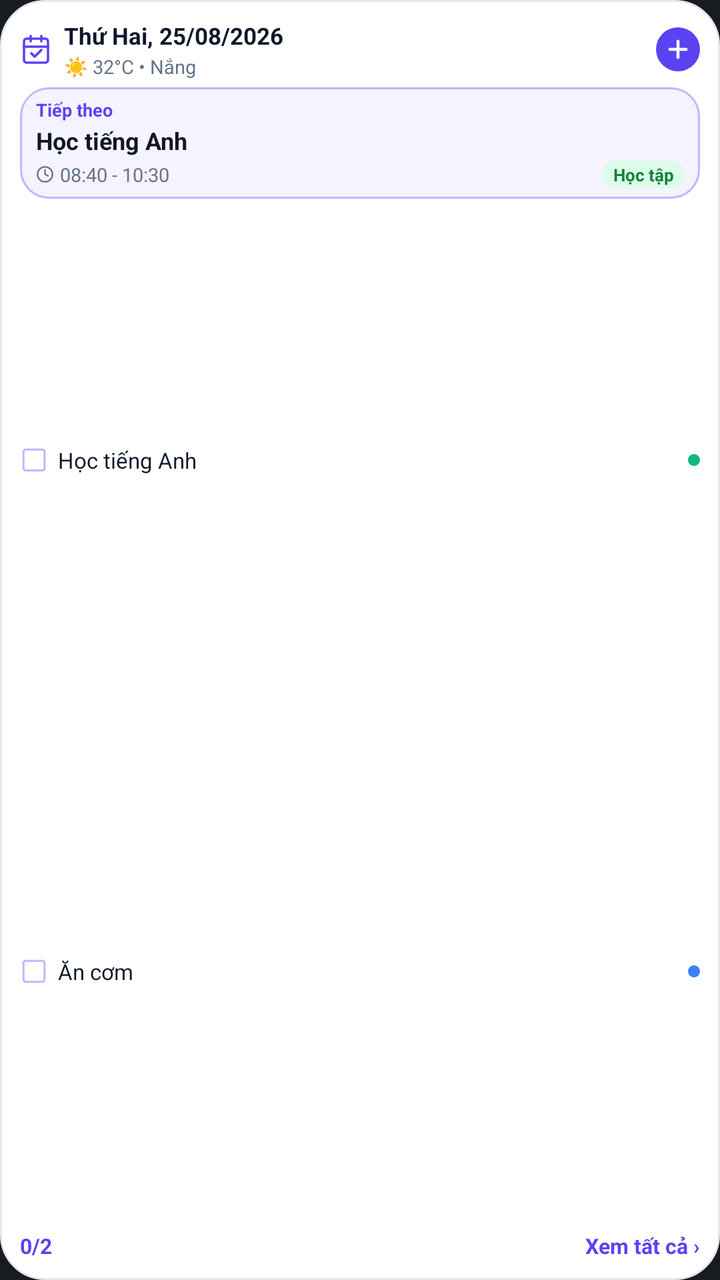
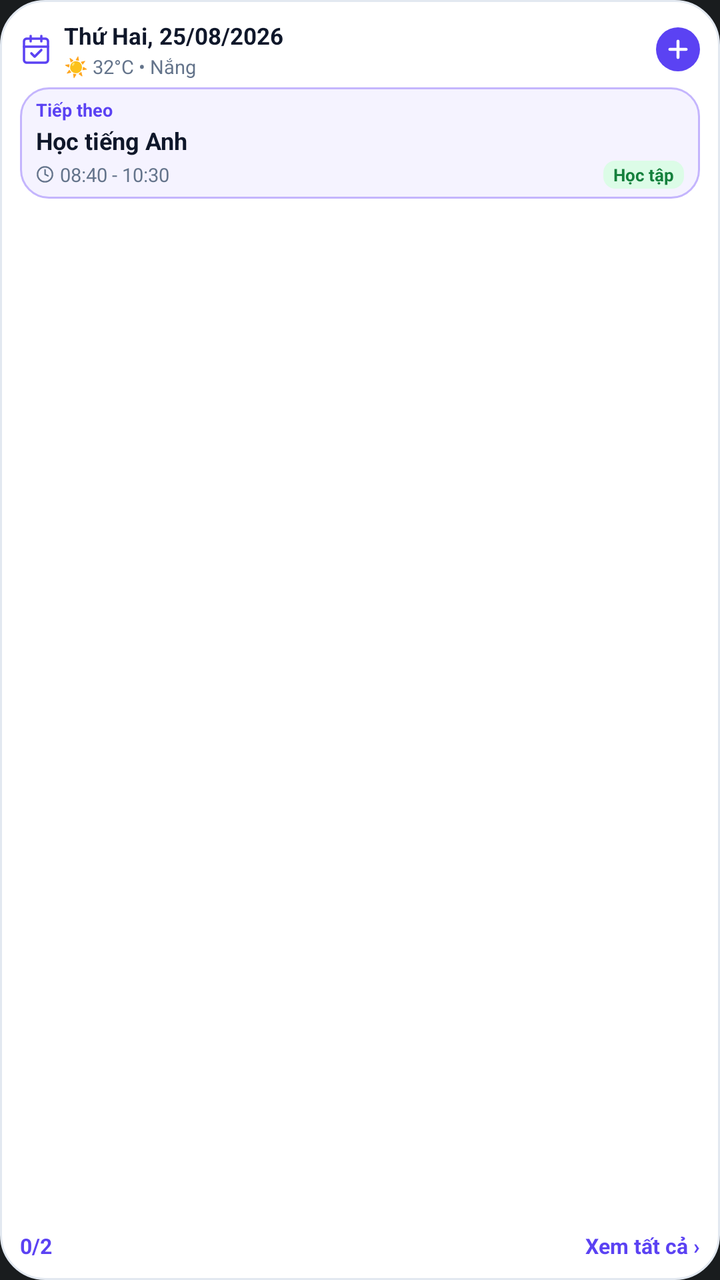

Before-and-after screenshots of an Android layout around one commit, followed by the original layout XML and the change that was made.
<!-- AndroidManifest.xml: application theme Theme.MyApplication -->
<!-- res/layout/widget_small_2x2.xml -->
<?xml version="1.0" encoding="utf-8"?>
<LinearLayout xmlns:android="http://schemas.android.com/apk/res/android"
    android:id="@+id/widget_small_root"
    android:layout_width="match_parent"
    android:layout_height="match_parent"
    android:background="@drawable/widget_bg_light"
    android:orientation="vertical"
    android:padding="10dp">

    
    <LinearLayout
        android:layout_width="match_parent"
        android:layout_height="wrap_content"
        android:gravity="center_vertical"
        android:orientation="horizontal">

        <ImageView
            android:layout_width="16dp"
            android:layout_height="16dp"
            android:src="@drawable/ic_widget_calendar_header" />

        <LinearLayout
            android:layout_width="0dp"
            android:layout_height="wrap_content"
            android:layout_marginStart="6dp"
            android:layout_weight="1"
            android:orientation="vertical">

            <TextView
                android:id="@+id/tv_small_date"
                android:layout_width="match_parent"
                android:layout_height="wrap_content"
                android:ellipsize="end"
                android:maxLines="1"
                android:text="Thứ Hai, 25/08/2026"
                android:textColor="@color/widget_text_primary_light"
                android:textSize="11.5sp"
                android:textStyle="bold" />

            <TextView
                android:id="@+id/tv_small_weather"
                android:layout_width="wrap_content"
                android:layout_height="wrap_content"
                android:layout_marginTop="1dp"
                android:ellipsize="end"
                android:maxLines="1"
                android:text="☀️ 32°C • Nắng"
                android:textColor="@color/widget_text_secondary_light"
                android:textSize="9.5sp" />
        </LinearLayout>

        <ImageView
            android:id="@+id/btn_small_add"
            android:layout_width="22dp"
            android:layout_height="22dp"
            android:layout_marginStart="4dp"
            android:background="@drawable/widget_circle_add_btn_light"
            android:clickable="true"
            android:focusable="true"
            android:padding="4dp"
            android:src="@drawable/ic_widget_add" />
    </LinearLayout>

    
    <LinearLayout
        android:id="@+id/layout_small_next"
        android:layout_width="match_parent"
        android:layout_height="wrap_content"
        android:layout_marginTop="4dp"
        android:background="@drawable/widget_next_card_bg_light"
        android:clickable="true"
        android:focusable="true"
        android:orientation="vertical"
        android:paddingHorizontal="8dp"
        android:paddingVertical="5dp">

        <TextView
            android:layout_width="wrap_content"
            android:layout_height="wrap_content"
            android:text="Tiếp theo"
            android:textColor="@color/widget_primary_light_theme"
            android:textSize="9sp"
            android:textStyle="bold" />

        <TextView
            android:id="@+id/tv_small_next_title"
            android:layout_width="match_parent"
            android:layout_height="wrap_content"
            android:layout_marginTop="1dp"
            android:ellipsize="end"
            android:maxLines="1"
            android:text="Học tiếng Anh"
            android:textColor="@color/widget_text_primary_light"
            android:textSize="12sp"
            android:textStyle="bold" />

        <LinearLayout
            android:layout_width="match_parent"
            android:layout_height="wrap_content"
            android:layout_marginTop="2dp"
            android:gravity="center_vertical"
            android:orientation="horizontal">

            <ImageView
                android:layout_width="9dp"
                android:layout_height="9dp"
                android:src="@drawable/ic_widget_clock" />

            <TextView
                android:id="@+id/tv_small_next_time"
                android:layout_width="0dp"
                android:layout_height="wrap_content"
                android:layout_marginStart="3dp"
                android:layout_weight="1"
                android:ellipsize="end"
                android:maxLines="1"
                android:text="08:40 - 10:30"
                android:textColor="@color/widget_text_secondary_light"
                android:textSize="9.5sp" />

            <TextView
                android:id="@+id/tv_small_next_category"
                android:layout_width="wrap_content"
                android:layout_height="wrap_content"
                android:background="@drawable/widget_category_chip_bg_light"
                android:paddingHorizontal="5dp"
                android:paddingVertical="1dp"
                android:text="Học tập"
                android:textColor="@color/widget_badge_study_text_light"
                android:textSize="8.5sp"
                android:textStyle="bold" />
        </LinearLayout>
    </LinearLayout>

    
    <TextView
        android:id="@+id/tv_small_empty"
        android:layout_width="match_parent"
        android:layout_height="0dp"
        android:layout_weight="1"
        android:gravity="center"
        android:text="Không có việc 🎉"
        android:textColor="@color/widget_text_secondary_light"
        android:textSize="11sp"
        android:visibility="gone" />

    
    <LinearLayout
        android:id="@+id/layout_small_tasks_container"
        android:layout_width="match_parent"
        android:layout_height="0dp"
        android:layout_marginTop="3dp"
        android:layout_weight="1"
        android:orientation="vertical">

        
        <LinearLayout
            android:id="@+id/layout_small_task_1"
            android:layout_width="match_parent"
            android:layout_height="0dp"
            android:layout_weight="1"
            android:gravity="center_vertical"
            android:orientation="horizontal">

            <ImageView
                android:id="@+id/iv_small_check_1"
                android:layout_width="14dp"
                android:layout_height="14dp"
                android:src="@drawable/ic_widget_check_square_empty" />

            <TextView
                android:id="@+id/tv_small_task_1"
                android:layout_width="0dp"
                android:layout_height="wrap_content"
                android:layout_marginStart="5dp"
                android:layout_weight="1"
                android:ellipsize="end"
                android:maxLines="1"
                android:text="Học tiếng Anh"
                android:textColor="@color/widget_text_primary_light"
                android:textSize="11sp" />

            <ImageView
                android:id="@+id/iv_small_dot_1"
                android:layout_width="6dp"
                android:layout_height="6dp"
                android:src="@drawable/widget_dot_green" />
        </LinearLayout>

        
        <LinearLayout
            android:id="@+id/layout_small_task_2"
            android:layout_width="match_parent"
            android:layout_height="0dp"
            android:layout_weight="1"
            android:gravity="center_vertical"
            android:orientation="horizontal">

            <ImageView
                android:id="@+id/iv_small_check_2"
                android:layout_width="14dp"
                android:layout_height="14dp"
                android:src="@drawable/ic_widget_check_square_empty" />

            <TextView
                android:id="@+id/tv_small_task_2"
                android:layout_width="0dp"
                android:layout_height="wrap_content"
                android:layout_marginStart="5dp"
                android:layout_weight="1"
                android:ellipsize="end"
                android:maxLines="1"
                android:text="Ăn cơm"
                android:textColor="@color/widget_text_primary_light"
                android:textSize="11sp" />

            <ImageView
                android:id="@+id/iv_small_dot_2"
                android:layout_width="6dp"
                android:layout_height="6dp"
                android:src="@drawable/widget_dot_blue" />
        </LinearLayout>
    </LinearLayout>

    
    <LinearLayout
        android:layout_width="match_parent"
        android:layout_height="wrap_content"
        android:layout_marginTop="2dp"
        android:gravity="center_vertical"
        android:orientation="horizontal">

        <TextView
            android:id="@+id/tv_small_footer"
            android:layout_width="0dp"
            android:layout_height="wrap_content"
            android:layout_weight="1"
            android:text="0/2"
            android:textColor="@color/widget_primary_light_theme"
            android:textSize="10.5sp"
            android:textStyle="bold" />

        <TextView
            android:id="@+id/btn_small_view_all"
            android:layout_width="wrap_content"
            android:layout_height="wrap_content"
            android:clickable="true"
            android:focusable="true"
            android:text="Xem tất cả ›"
            android:textColor="@color/widget_primary_light_theme"
            android:textSize="10.5sp"
            android:textStyle="bold" />
    </LinearLayout>

</LinearLayout>
<!-- resources referenced by this layout -->
<resources>
  <color name="widget_badge_study_text_light">#FF15803D</color>
  <color name="widget_primary_light_theme">#FF5B42F3</color>
  <color name="widget_text_primary_light">#FF0F172A</color>
  <color name="widget_text_secondary_light">#FF64748B</color>
  <!-- drawable ic_widget_add (drawable) -->
  <?xml version="1.0" encoding="utf-8"?>
  <vector xmlns:android="http://schemas.android.com/apk/res/android"
      android:width="20dp"
      android:height="20dp"
      android:viewportWidth="24"
      android:viewportHeight="24">
      <path
          android:strokeColor="#FFFFFF"
          android:strokeWidth="2.5"
          android:strokeLineCap="round"
          android:strokeLineJoin="round"
          android:fillColor="#00000000"
          android:pathData="M12,5 L12,19 M5,12 L19,12" />
  </vector>
  <!-- drawable ic_widget_check_square_empty (drawable) -->
  <?xml version="1.0" encoding="utf-8"?>
  <vector xmlns:android="http://schemas.android.com/apk/res/android"
      android:width="20dp"
      android:height="20dp"
      android:viewportWidth="24"
      android:viewportHeight="24">
      <path
          android:strokeColor="@color/widget_checkbox_border"
          android:strokeWidth="1.8"
          android:strokeLineCap="round"
          android:strokeLineJoin="round"
          android:pathData="M5,3H19C20.105,3 21,3.895 21,5V19C21,20.105 20.105,21 19,21H5C3.895,21 3,20.105 3,19V5C3,3.895 3.895,3 5,3Z" />
  </vector>
  <!-- drawable widget_bg_light (drawable) -->
  <?xml version="1.0" encoding="utf-8"?>
  <shape xmlns:android="http://schemas.android.com/apk/res/android"
      android:shape="rectangle">
      <solid android:color="@color/widget_bg_light" />
      <corners android:radius="22dp" />
      <stroke
          android:width="1dp"
          android:color="@color/widget_outer_border_light" />
  </shape>
  <!-- drawable widget_category_chip_bg_light (drawable) -->
  <?xml version="1.0" encoding="utf-8"?>
  <shape xmlns:android="http://schemas.android.com/apk/res/android"
      android:shape="rectangle">
      <solid android:color="@color/widget_badge_study_bg_light" />
      <corners android:radius="6dp" />
  </shape>
  <!-- drawable widget_circle_add_btn_light (drawable) -->
  <?xml version="1.0" encoding="utf-8"?>
  <shape xmlns:android="http://schemas.android.com/apk/res/android"
      android:shape="oval">
      <solid android:color="@color/widget_primary_light_theme" />
  </shape>
  <!-- drawable widget_dot_blue (drawable) -->
  <?xml version="1.0" encoding="utf-8"?>
  <shape xmlns:android="http://schemas.android.com/apk/res/android"
      android:shape="oval">
      <solid android:color="#3B82F6" />
  </shape>
  <!-- drawable widget_dot_green (drawable) -->
  <?xml version="1.0" encoding="utf-8"?>
  <shape xmlns:android="http://schemas.android.com/apk/res/android"
      android:shape="oval">
      <solid android:color="#10B981" />
  </shape>
  <!-- drawable widget_next_card_bg_light (drawable) -->
  <?xml version="1.0" encoding="utf-8"?>
  <shape xmlns:android="http://schemas.android.com/apk/res/android"
      android:shape="rectangle">
      <solid android:color="@color/widget_highlight_bg_light" />
      <corners android:radius="14dp" />
      <stroke
          android:width="1dp"
          android:color="@color/widget_highlight_border_light" />
  </shape>
  <style name="Theme.MyApplication" parent="android:Theme.DeviceDefault.NoActionBar" />
  <color name="widget_primary">#FF5B42F3</color>
  <color name="widget_checkbox_border">#FFC4B5FD</color>
  <color name="widget_text_secondary">#FF64748B</color>
  <color name="widget_bg_light">#FFFFFFFF</color>
  <color name="widget_outer_border_light">#FFE2E8F0</color>
  <color name="widget_badge_study_bg_light">#FFDCFCE7</color>
  <color name="widget_highlight_bg_light">#FFF5F3FF</color>
  <color name="widget_highlight_border_light">#FFC4B5FD</color>
  <!-- unchanged entries left out for length: 2 -->
</resources>

<!-- the commit's change to res/layout/widget_small_2x2.xml (unified diff, before → after) -->
@@ -145,82 +145,15 @@
         android:visibility="gone" />
 
     
-    <LinearLayout
-        android:id="@+id/layout_small_tasks_container"
+    <ListView
+        android:id="@+id/lv_small_tasks"
         android:layout_width="match_parent"
         android:layout_height="0dp"
         android:layout_marginTop="3dp"
         android:layout_weight="1"
-        android:orientation="vertical">
-
-        
-        <LinearLayout
-            android:id="@+id/layout_small_task_1"
-            android:layout_width="match_parent"
-            android:layout_height="0dp"
-            android:layout_weight="1"
-            android:gravity="center_vertical"
-            android:orientation="horizontal">
-
-            <ImageView
-                android:id="@+id/iv_small_check_1"
-                android:layout_width="14dp"
-                android:layout_height="14dp"
-                android:src="@drawable/ic_widget_check_square_empty" />
-
-            <TextView
-                android:id="@+id/tv_small_task_1"
-                android:layout_width="0dp"
-                android:layout_height="wrap_content"
-                android:layout_marginStart="5dp"
-                android:layout_weight="1"
-                android:ellipsize="end"
-                android:maxLines="1"
-                android:text="Học tiếng Anh"
-                android:textColor="@color/widget_text_primary_light"
-                android:textSize="11sp" />
-
-            <ImageView
-                android:id="@+id/iv_small_dot_1"
-                android:layout_width="6dp"
-                android:layout_height="6dp"
-                android:src="@drawable/widget_dot_green" />
-        </LinearLayout>
-
-        
-        <LinearLayout
-            android:id="@+id/layout_small_task_2"
-            android:layout_width="match_parent"
-            android:layout_height="0dp"
-            android:layout_weight="1"
-            android:gravity="center_vertical"
-            android:orientation="horizontal">
-
-            <ImageView
-                android:id="@+id/iv_small_check_2"
-                android:layout_width="14dp"
-                android:layout_height="14dp"
-                android:src="@drawable/ic_widget_check_square_empty" />
-
-            <TextView
-                android:id="@+id/tv_small_task_2"
-                android:layout_width="0dp"
-                android:layout_height="wrap_content"
-                android:layout_marginStart="5dp"
-                android:layout_weight="1"
-                android:ellipsize="end"
-                android:maxLines="1"
-                android:text="Ăn cơm"
-                android:textColor="@color/widget_text_primary_light"
-                android:textSize="11sp" />
-
-            <ImageView
-                android:id="@+id/iv_small_dot_2"
-                android:layout_width="6dp"
-                android:layout_height="6dp"
-                android:src="@drawable/widget_dot_blue" />
-        </LinearLayout>
-    </LinearLayout>
+        android:divider="@null"
+        android:dividerHeight="0dp"
+        android:scrollbars="vertical" />
 
     
     <LinearLayout
<!-- resource entries referenced after the edit -->
@@ -18,20 +18,6 @@
           android:strokeLineJoin="round"
           android:fillColor="#00000000"
           android:pathData="M12,5 L12,19 M5,12 L19,12" />
-  </vector>
-  <!-- drawable ic_widget_check_square_empty (drawable) -->
-  <?xml version="1.0" encoding="utf-8"?>
-  <vector xmlns:android="http://schemas.android.com/apk/res/android"
-      android:width="20dp"
-      android:height="20dp"
-      android:viewportWidth="24"
-      android:viewportHeight="24">
-      <path
-          android:strokeColor="@color/widget_checkbox_border"
-          android:strokeWidth="1.8"
-          android:strokeLineCap="round"
-          android:strokeLineJoin="round"
-          android:pathData="M5,3H19C20.105,3 21,3.895 21,5V19C21,20.105 20.105,21 19,21H5C3.895,21 3,20.105 3,19V5C3,3.895 3.895,3 5,3Z" />
   </vector>
   <!-- drawable widget_bg_light (drawable) -->
   <?xml version="1.0" encoding="utf-8"?>
@@ -56,18 +42,6 @@
       android:shape="oval">
       <solid android:color="@color/widget_primary_light_theme" />
   </shape>
-  <!-- drawable widget_dot_blue (drawable) -->
-  <?xml version="1.0" encoding="utf-8"?>
-  <shape xmlns:android="http://schemas.android.com/apk/res/android"
-      android:shape="oval">
-      <solid android:color="#3B82F6" />
-  </shape>
-  <!-- drawable widget_dot_green (drawable) -->
-  <?xml version="1.0" encoding="utf-8"?>
-  <shape xmlns:android="http://schemas.android.com/apk/res/android"
-      android:shape="oval">
-      <solid android:color="#10B981" />
-  </shape>
   <!-- drawable widget_next_card_bg_light (drawable) -->
   <?xml version="1.0" encoding="utf-8"?>
   <shape xmlns:android="http://schemas.android.com/apk/res/android"
@@ -80,7 +54,6 @@
   </shape>
   <style name="Theme.MyApplication" parent="android:Theme.DeviceDefault.NoActionBar" />
   <color name="widget_primary">#FF5B42F3</color>
-  <color name="widget_checkbox_border">#FFC4B5FD</color>
   <color name="widget_text_secondary">#FF64748B</color>
   <color name="widget_bg_light">#FFFFFFFF</color>
   <color name="widget_outer_border_light">#FFE2E8F0</color>
